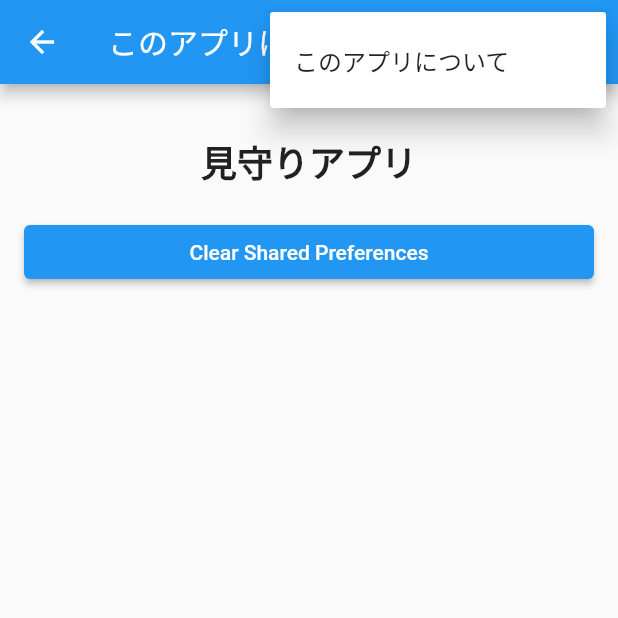
After one commit to tanvimittal/watching-flutter, a Flutter app: the AboutPage screen opened directly, after a tap on the "more vert" icon, on a phone screen of 412 x 824 dp, the top half of it. The commit adds this screen. Run offline on Flutter 3.47's test engine with Material 2 defaults, Android fonts, the phone set to English and light mode, and no system bars; our stand-ins replace dio, firebase_core, firebase_messaging, shared_preferences; accounts and stored records are empty; generated files the repository leaves out were written again.

Commit message:
Add clear Shared Preference function

```diff
--- /dev/null
+++ b/lib/config.dart
@@ -0,0 +1,3 @@
+class Config {
+  static const String appName = "見守りアプリ";
+}
--- /dev/null
+++ b/lib/ui/about_page.dart
@@ -0,0 +1,70 @@
+import 'package:flutter/material.dart';
+import 'package:shared_preferences/shared_preferences.dart';
+
+import '../config.dart';
+import 'common_popup_menu_button.dart';
+
+class AboutPage extends StatelessWidget {
+  @override
+  Widget build(BuildContext context) {
+    return Scaffold(
+      appBar: AppBar(
+        title: Text("このアプリについて"),
+        actions: [
+          CommonPopupMenuButton(context),
+        ],
+      ),
+      body: _buildContent(context),
+    );
+  }
+
+  // option + ↑ => option + command + M => shift + F6
+  Widget _buildContent(BuildContext context) {
+    return Padding(
+      padding: EdgeInsets.all(16.0),
+      child: Column(
+        mainAxisAlignment: MainAxisAlignment.start,
+        crossAxisAlignment: CrossAxisAlignment.stretch,
+        children: [
+          // Image.asset(
+          //   "images/toeic.png",
+          //   width: 180.0,
+          //   height: 180.0,
+          // ),
+          SizedBox(height: 18.0),
+          Text(Config.appName,
+              textAlign: TextAlign.center,
+              style: TextStyle(
+                fontSize: 24.0,
+                fontWeight: FontWeight.w600,
+              )),
+          SizedBox(height: 18.0),
+          // ElevatedButton(
+          //   child: Text('お問い合わせ'),
+          //   onPressed: () {},
+          // ),
+          // ElevatedButton(
+          //   child: Text('プライバシーポリシー'),
+          //   onPressed: () {},
+          // ),
+          // ElevatedButton(
+          //   child: Text('著作権情報'),
+          //   onPressed: () {},
+          // ),
+          ElevatedButton(
+            child: Text('Clear Shared Preferences'),
+            onPressed: () async {
+              // SharedPreferences を削除
+              SharedPreferences prefs = await SharedPreferences.getInstance();
+              prefs.clear();
+
+              ScaffoldMessenger.of(context).showSnackBar(SnackBar(
+                content: Text("Clear Shared Preferences"),
+              ));
+            },
+          ),
+        ],
+      ),
+    );
+  }
+}
--- a/lib/ui/common_bottom_navigation.dart
+++ b/lib/ui/common_bottom_navigation.dart
@@ -2,6 +2,9 @@ import 'package:flutter/material.dart';
 import 'package:watching_flutter/ui/events.dart';
 import 'package:watching_flutter/ui/request.dart';
 import 'package:watching_flutter/ui/user_search_page.dart';
+
+import '../config.dart';
+import 'common_popup_menu_button.dart';
 
 class CommonBottomNavigation extends StatefulWidget {
   @override
@@ -30,7 +33,10 @@ class _CommonBottomNavigationState extends State<CommonBottomNavigation> {
   Widget build(BuildContext context) {
     return Scaffold(
       appBar: AppBar(
-        title: const Text('見守りアプリ'),
+        title: Text(Config.appName),
+        actions: [
+          CommonPopupMenuButton(context),
+        ],
       ),
       body: Center(
         child: _widgetOptions.elementAt(_selectedIndex),
--- /dev/null
+++ b/lib/ui/common_popup_menu_button.dart
@@ -0,0 +1,35 @@
+import 'package:flutter/material.dart';
+//import 'package:url_launcher/url_launcher.dart';
+
+import 'about_page.dart';
+
+enum PopupMenu { Contact, About }
+
+class CommonPopupMenuButton extends PopupMenuButton<PopupMenu>{
+  CommonPopupMenuButton(BuildContext context) : super(
+    itemBuilder: (BuildContext context) {
+      return [
+        // PopupMenuItem(
+        //   child: Text("お問い合わせ"),
+        //   value: PopupMenu.Contact,
+        // ),
+        PopupMenuItem(
+          child: Text("このアプリについて"),
+          value: PopupMenu.About,
+        ),
+      ];
+    },
+    onSelected: (PopupMenu value) {
+      switch (value) {
+        case PopupMenu.Contact:
+          //_launchURL("https://docs.google.com/forms/d/e/1FAIpQLScdNtaLi-bd6Pd_R_QCrutfITX7YGNM6-8-wUKs-IoIpNkwQw/viewform");
+          break;
+        case PopupMenu.About:
+          Navigator.of(context).push(
+            MaterialPageRoute(builder: (context) => AboutPage()),
+          );
+          break;
+      }
+    },
+  );
+}
```
